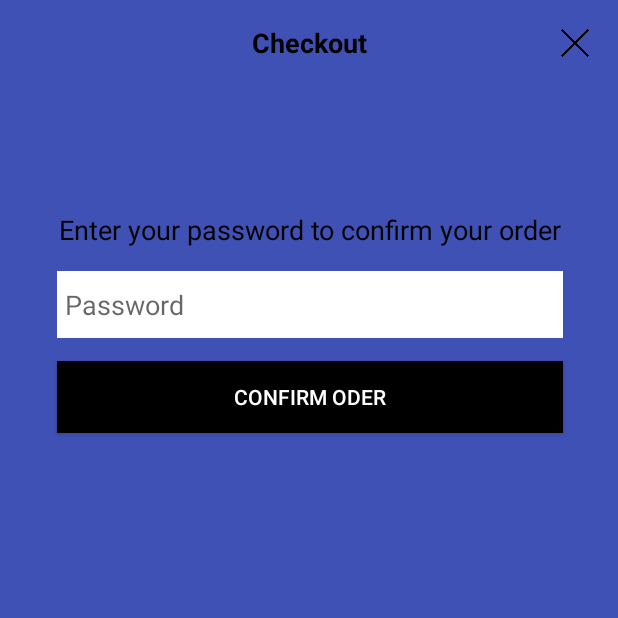
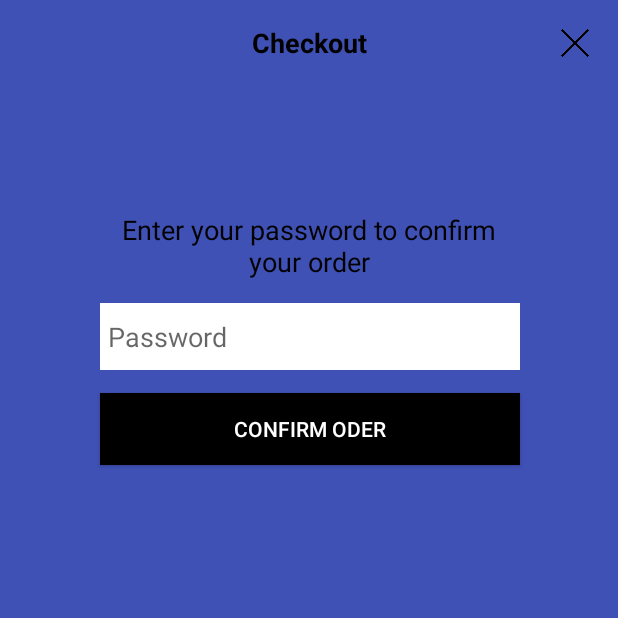
Before and after one commit to JDevs10/Shopping-Drive, an Android app: the Checkout screen opened directly, with no data from a screen before it, on a phone screen of 412 x 824 dp, the top half of it. Run offline under Robolectric (Android 15) with nearby library versions, the phone set to English and light mode, and no system bars.

Commit message:
bug fixes and few minor UI updates...

```diff
--- a/app/app/src/main/res/layout/activity_checkout.xml
+++ b/app/app/src/main/res/layout/activity_checkout.xml
@@ -37,13 +37,14 @@
 
     <TextView
         android:id="@+id/textView_checkout_info"
-        android:layout_width="wrap_content"
+        android:layout_width="280dp"
         android:layout_height="wrap_content"
-        android:layout_marginEnd="23dp"
-        android:layout_marginLeft="24dp"
-        android:layout_marginRight="23dp"
-        android:layout_marginStart="24dp"
+        android:layout_marginEnd="8dp"
+        android:layout_marginLeft="8dp"
+        android:layout_marginRight="8dp"
+        android:layout_marginStart="8dp"
         android:layout_marginTop="100dp"
+        android:gravity="center"
         android:text="@string/textView_checkout_info"
         android:textColor="@android:color/black"
         android:textSize="18sp"
@@ -53,7 +54,7 @@
 
     <EditText
         android:id="@+id/editText_checkout_getPWD"
-        android:layout_width="337dp"
+        android:layout_width="280dp"
         android:layout_height="wrap_content"
         android:layout_marginEnd="23dp"
         android:layout_marginLeft="24dp"
@@ -75,7 +76,7 @@
 
     <Button
         android:id="@+id/button_checkout_confirmOrder"
-        android:layout_width="337dp"
+        android:layout_width="280dp"
         android:layout_height="wrap_content"
         android:layout_marginEnd="23dp"
         android:layout_marginLeft="24dp"
```
Also changed, not shown: app/app/src/main/java/com/example/j_lds/shoppingdrive/Checkout.java (+5 -6 lines), app/app/src/main/java/com/example/j_lds/shoppingdrive/UserBasket.java (+20 -1 lines).
